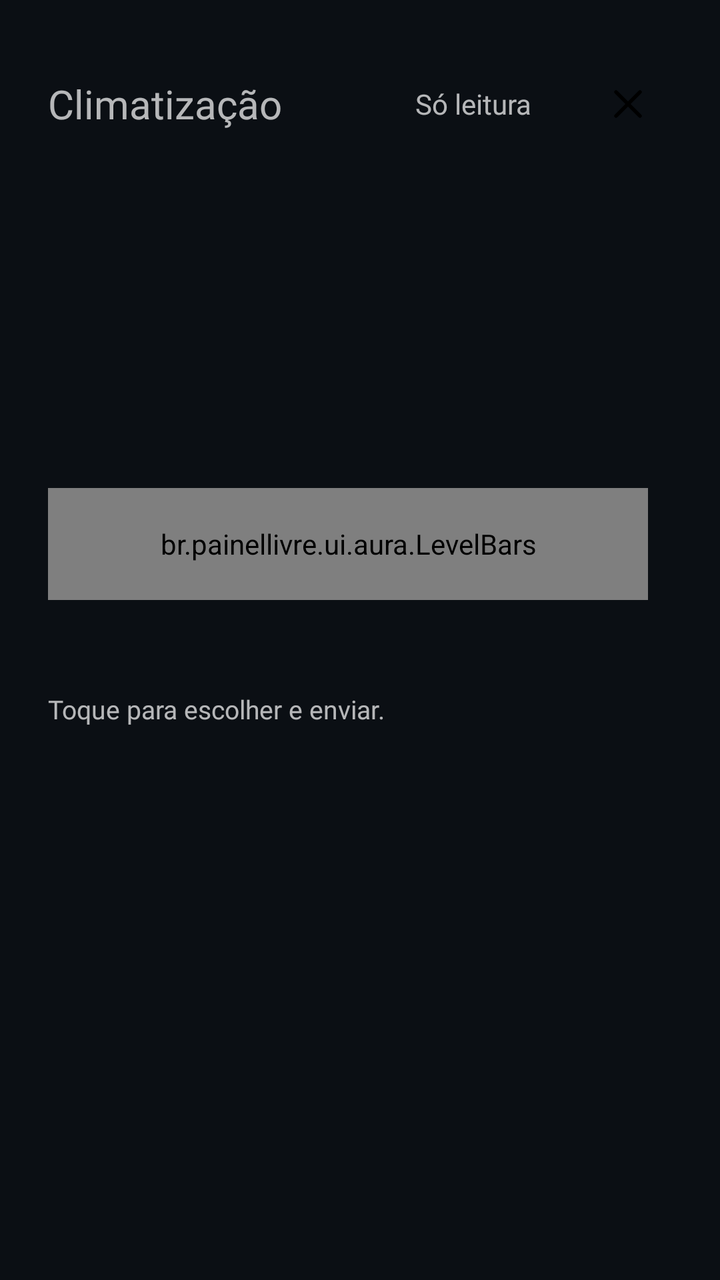
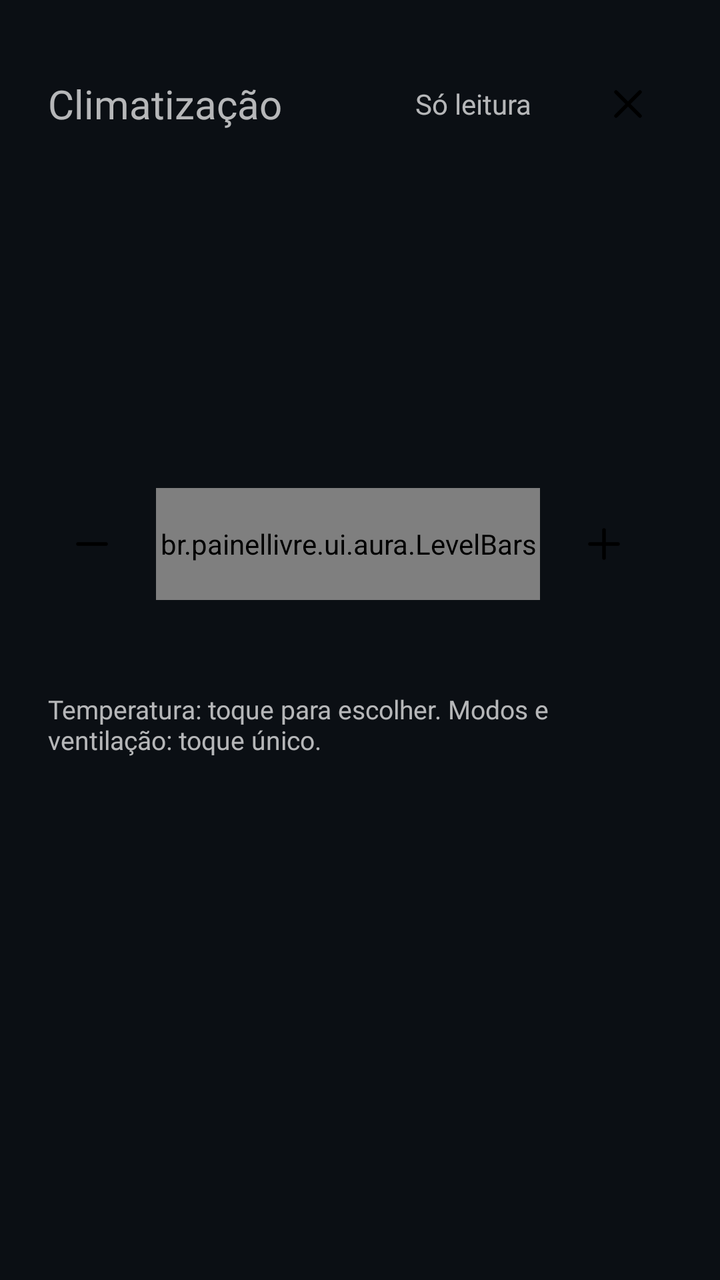

An Android layout rendered at two revisions. The XML below is the earlier revision; the diff shows what the commit changed to produce the second picture.
<!-- AndroidManifest.xml: application theme Theme.PainelLivre -->
<!-- res/layout/pop_climate.xml -->
<?xml version="1.0" encoding="utf-8"?>
<ScrollView xmlns:android="http://schemas.android.com/apk/res/android"
    android:id="@+id/popClimate"
    android:layout_width="700dp"
    android:layout_height="wrap_content"
    android:scrollbars="none">

    <LinearLayout
        android:layout_width="match_parent"
        android:layout_height="wrap_content"
        android:orientation="vertical"
        android:padding="24dp">

        <LinearLayout style="@style/AuPopHead">

            <TextView
                style="@style/AuTitle"
                android:layout_width="0dp"
                android:layout_weight="1"
                android:text="@string/climate_title" />

            <TextView
                android:id="@+id/popClimateState"
                style="@style/AuLabel"
                android:layout_height="56dp"
                android:maxWidth="230dp"
                android:maxLines="1"
                android:ellipsize="end"
                android:layout_marginEnd="12dp"
                android:gravity="center"
                android:paddingStart="14dp"
                android:paddingEnd="14dp"
                android:tag="a_sunken_pill"
                android:text="@string/read_only" />

            <ImageView
                android:importantForAccessibility="no"
                android:id="@+id/popClimateClose"
                style="@style/AuClose" />
        </LinearLayout>

        <TextView
            android:id="@+id/popClimateEmpty"
            style="@style/AuBody"
            android:maxLines="3"
            android:paddingBottom="12dp"
            android:tag="a_muted"
            android:text="@string/car_data_off"
            android:visibility="gone" />

        <LinearLayout
            android:id="@+id/popClimateBody"
            android:layout_width="match_parent"
            android:layout_height="wrap_content"
            android:orientation="horizontal">

            <LinearLayout
                android:layout_width="300dp"
                android:layout_height="wrap_content"
                android:orientation="vertical">

                <LinearLayout
                    android:layout_width="match_parent"
                    android:layout_height="wrap_content"
                    android:orientation="horizontal">

                    <include
                        android:id="@+id/popClimateDriver"
                        layout="@layout/pop_temp" />

                    <Space android:layout_width="12dp" android:layout_height="0dp" />

                    <include
                        android:id="@+id/popClimatePassenger"
                        layout="@layout/pop_temp" />
                </LinearLayout>

                <TextView
                    android:id="@+id/popClimateFanLabel"
                    style="@style/AuLabelMuted"
                    android:layout_marginTop="16dp"
                    android:layout_marginBottom="8dp" />

                <br.painellivre.ui.aura.LevelBars
                    android:id="@+id/popClimateFan"
                    android:layout_width="match_parent"
                    android:layout_height="56dp" />

                <TextView
                    android:id="@+id/popClimateAir"
                    style="@style/AuCaption"
                    android:layout_marginTop="12dp" />
            </LinearLayout>

            <LinearLayout
                android:layout_width="0dp"
                android:layout_height="wrap_content"
                android:layout_marginStart="24dp"
                android:layout_weight="1"
                android:orientation="vertical">

                <LinearLayout
                    android:id="@+id/popClimateModes"
                    android:layout_width="match_parent"
                    android:layout_height="64dp"
                    android:orientation="horizontal">

                    <include
                        android:id="@+id/modeAuto"
                        layout="@layout/pop_mode" />

                    <include
                        android:id="@+id/modeAc"
                        layout="@layout/pop_mode" />

                    <include
                        android:id="@+id/modeRecirc"
                        layout="@layout/pop_mode" />

                    <include
                        android:id="@+id/modeDefrost"
                        layout="@layout/pop_mode" />
                </LinearLayout>

                <LinearLayout
                    android:id="@+id/popClimateSeats"
                    android:layout_width="match_parent"
                    android:layout_height="wrap_content"
                    android:layout_marginTop="16dp"
                    android:orientation="horizontal">

                    <include
                        android:id="@+id/seatDriver"
                        layout="@layout/pop_seat" />

                    <Space android:layout_width="12dp" android:layout_height="0dp" />

                    <include
                        android:id="@+id/seatPassenger"
                        layout="@layout/pop_seat" />
                </LinearLayout>
            </LinearLayout>
        </LinearLayout>

        <TextView
            style="@style/AuCaption"
            android:layout_marginTop="16dp"
            android:text="@string/climate_readonly" />
    </LinearLayout>
</ScrollView>
<!-- res/layout/pop_temp.xml (included above) -->
<?xml version="1.0" encoding="utf-8"?>
<LinearLayout xmlns:android="http://schemas.android.com/apk/res/android"
    android:layout_width="0dp"
    android:layout_height="wrap_content"
    android:layout_weight="1"
    android:gravity="center_horizontal"
    android:orientation="vertical"
    android:padding="14dp"
    android:tag="a_sunken">

    <TextView
        android:id="@+id/tempLabel"
        style="@style/AuLabelMuted"
        android:textSize="13sp" />

    <TextView
        android:id="@+id/tempValue"
        style="@style/AuNumL"
        android:layout_marginTop="4dp"
        android:layout_marginBottom="4dp" />
</LinearLayout>
<!-- res/layout/pop_mode.xml (included above) -->
<?xml version="1.0" encoding="utf-8"?>
<LinearLayout xmlns:android="http://schemas.android.com/apk/res/android"
    style="@style/AuMode"
    android:layout_marginEnd="8dp">

    <ImageView
        android:importantForAccessibility="no"
        android:id="@+id/modeIcon"
        style="@style/AuIcon"
        android:layout_width="22dp"
        android:layout_height="22dp" />

    <TextView
        android:id="@+id/modeLabel"
        style="@style/AuLabelMuted"
        android:layout_marginTop="4dp"
        android:textSize="12sp" />
</LinearLayout>
<!-- res/layout/pop_seat.xml (included above) -->
<?xml version="1.0" encoding="utf-8"?>
<LinearLayout xmlns:android="http://schemas.android.com/apk/res/android"
    android:layout_width="0dp"
    android:layout_height="wrap_content"
    android:layout_weight="1"
    android:orientation="vertical"
    android:padding="10dp"
    android:tag="a_sunken">

    <TextView
        android:id="@+id/seatLabel"
        style="@style/AuLabelMuted"
        android:layout_marginStart="4dp"
        android:layout_marginBottom="8dp"
        android:textSize="13sp" />

    <LinearLayout
        android:layout_width="match_parent"
        android:layout_height="62dp"
        android:orientation="horizontal">

        <LinearLayout
            android:id="@+id/seatHeat"
            android:layout_width="0dp"
            android:layout_height="match_parent"
            android:layout_weight="1"
            android:gravity="center"
            android:orientation="vertical"
            android:tag="a_seat_off">

            <ImageView
                android:importantForAccessibility="no"
                android:id="@+id/seatHeatIcon"
                style="@style/AuIcon"
                android:src="@drawable/au_seat_heat" />

            <br.painellivre.ui.aura.LevelBars
                android:id="@+id/seatHeatLevel"
                android:layout_width="50dp"
                android:layout_height="4dp"
                android:layout_marginTop="5dp" />
        </LinearLayout>

        <Space android:layout_width="8dp" android:layout_height="0dp" />

        <LinearLayout
            android:id="@+id/seatVent"
            android:layout_width="0dp"
            android:layout_height="match_parent"
            android:layout_weight="1"
            android:gravity="center"
            android:orientation="vertical"
            android:tag="a_seat_off">

            <ImageView
                android:importantForAccessibility="no"
                android:id="@+id/seatVentIcon"
                style="@style/AuIcon"
                android:src="@drawable/au_seat_vent" />

            <br.painellivre.ui.aura.LevelBars
                android:id="@+id/seatVentLevel"
                android:layout_width="50dp"
                android:layout_height="4dp"
                android:layout_marginTop="5dp" />
        </LinearLayout>
    </LinearLayout>
</LinearLayout>
<!-- resources referenced by this layout -->
<resources>
  <string name="car_data_off">Dados do carro desligados. Toque para ligar em Ajustes → Ler dados do carro.</string>
  <string name="climate_readonly">Toque para escolher e enviar.</string>
  <string name="climate_title">Climatização</string>
  <string name="read_only">Só leitura</string>
  <style name="AuBody">
          <item name="android:layout_width">wrap_content</item>
          <item name="android:layout_height">wrap_content</item>
          <item name="android:fontFamily">@font/albert_sans_medium</item>
          <item name="android:textSize">16sp</item>
          <item name="android:maxLines">1</item>
          <item name="android:ellipsize">end</item>
          <item name="android:tag">a_ink</item>
      </style>
  <style name="AuClose" parent="AuRoundSmall">
          <item name="android:src">@drawable/au_close</item>
          <item name="android:contentDescription">@string/close</item>
      </style>
  <style name="AuIcon">
          <item name="android:layout_width">24dp</item>
          <item name="android:layout_height">24dp</item>
          <item name="android:importantForAccessibility">no</item>
          <item name="android:tag">a_icon</item>
      </style>
  <style name="AuLabelMuted" parent="AuLabel">
          <item name="android:tag">a_muted</item>
      </style>
  <style name="AuMode">
          <item name="android:layout_width">0dp</item>
          <item name="android:layout_height">64dp</item>
          <item name="android:layout_weight">1</item>
          <item name="android:gravity">center</item>
          <item name="android:orientation">vertical</item>
          <item name="android:tag">a_mode_off</item>
      </style>
  <style name="AuPopHead">
          <item name="android:layout_width">match_parent</item>
          <item name="android:layout_height">wrap_content</item>
          <item name="android:layout_marginBottom">16dp</item>
          <item name="android:gravity">center_vertical</item>
          <item name="android:orientation">horizontal</item>
      </style>
  <style name="AuTitle">
          <item name="android:layout_width">wrap_content</item>
          <item name="android:layout_height">wrap_content</item>
          <item name="android:fontFamily">@font/albert_sans_semibold</item>
          <item name="android:textSize">20sp</item>
          <item name="android:maxLines">1</item>
          <item name="android:ellipsize">end</item>
          <item name="android:tag">a_ink</item>
      </style>
  <style name="AuRoundSmall">
          <item name="android:layout_width">44dp</item>
          <item name="android:layout_height">44dp</item>
          <item name="android:padding">10dp</item>
          <item name="android:tag">a_sunken_round</item>
      </style>
  <string name="close">Fechar</string>
  <color name="accent">#1E88FF</color>
  <color name="bg">#0B0F14</color>
  <color name="text">#F2F5F8</color>
  <color name="text_dim">#9AA7B5</color>
  <!-- unchanged entries left out for length: 7 -->
</resources>

<!-- the commit's change to res/layout/pop_climate.xml (unified diff, before → after) -->
@@ -81,10 +81,35 @@
                     android:layout_marginTop="16dp"
                     android:layout_marginBottom="8dp" />
 
-                <br.painellivre.ui.aura.LevelBars
-                    android:id="@+id/popClimateFan"
-                    android:layout_width="match_parent"
-                    android:layout_height="56dp" />
+                <LinearLayout
+                    android:layout_width="match_parent"
+                    android:layout_height="56dp"
+                    android:gravity="center_vertical"
+                    android:orientation="horizontal">
+
+                    <ImageView
+                        android:id="@+id/fanDown"
+                        style="@style/AuRoundSmall"
+                        android:contentDescription="@string/fan_down"
+                        android:src="@drawable/au_minus"
+                        android:tag="a_sunken_sm" />
+
+                    <br.painellivre.ui.aura.LevelBars
+                        android:id="@+id/popClimateFan"
+                        android:layout_width="0dp"
+                        android:layout_height="match_parent"
+                        android:layout_marginStart="10dp"
+                        android:layout_marginEnd="10dp"
+                        android:layout_weight="1"
+                        android:importantForAccessibility="no" />
+
+                    <ImageView
+                        android:id="@+id/fanUp"
+                        style="@style/AuRoundSmall"
+                        android:contentDescription="@string/fan_up"
+                        android:src="@drawable/au_plus"
+                        android:tag="a_sunken_sm" />
+                </LinearLayout>
 
                 <TextView
                     android:id="@+id/popClimateAir"
<!-- resource entries referenced after the edit -->
@@ -1,8 +1,26 @@
 <!-- resources referenced by this layout -->
 <resources>
+  <!-- drawable au_minus (drawable) -->
+  <?xml version="1.0" encoding="utf-8"?>
+  <vector xmlns:android="http://schemas.android.com/apk/res/android"
+      android:width="24dp" android:height="24dp" android:viewportWidth="24" android:viewportHeight="24">
+      <path android:fillColor="#00000000" android:strokeColor="#FF000000" android:strokeWidth="1.8"
+          android:strokeLineCap="round" android:strokeLineJoin="round"
+          android:pathData="M5 12h14" />
+  </vector>
+  <!-- drawable au_plus (drawable) -->
+  <?xml version="1.0" encoding="utf-8"?>
+  <vector xmlns:android="http://schemas.android.com/apk/res/android"
+      android:width="24dp" android:height="24dp" android:viewportWidth="24" android:viewportHeight="24">
+      <path android:fillColor="#00000000" android:strokeColor="#FF000000" android:strokeWidth="1.8"
+          android:strokeLineCap="round" android:strokeLineJoin="round"
+          android:pathData="M12 5v14M5 12h14" />
+  </vector>
   <string name="car_data_off">Dados do carro desligados. Toque para ligar em Ajustes → Ler dados do carro.</string>
-  <string name="climate_readonly">Toque para escolher e enviar.</string>
+  <string name="climate_readonly">Temperatura: toque para escolher. Modos e ventilação: toque único.</string>
   <string name="climate_title">Climatização</string>
+  <string name="fan_down">Diminuir ventilação</string>
+  <string name="fan_up">Aumentar ventilação</string>
   <string name="read_only">Só leitura</string>
   <style name="AuBody">
           <item name="android:layout_width">wrap_content</item>
